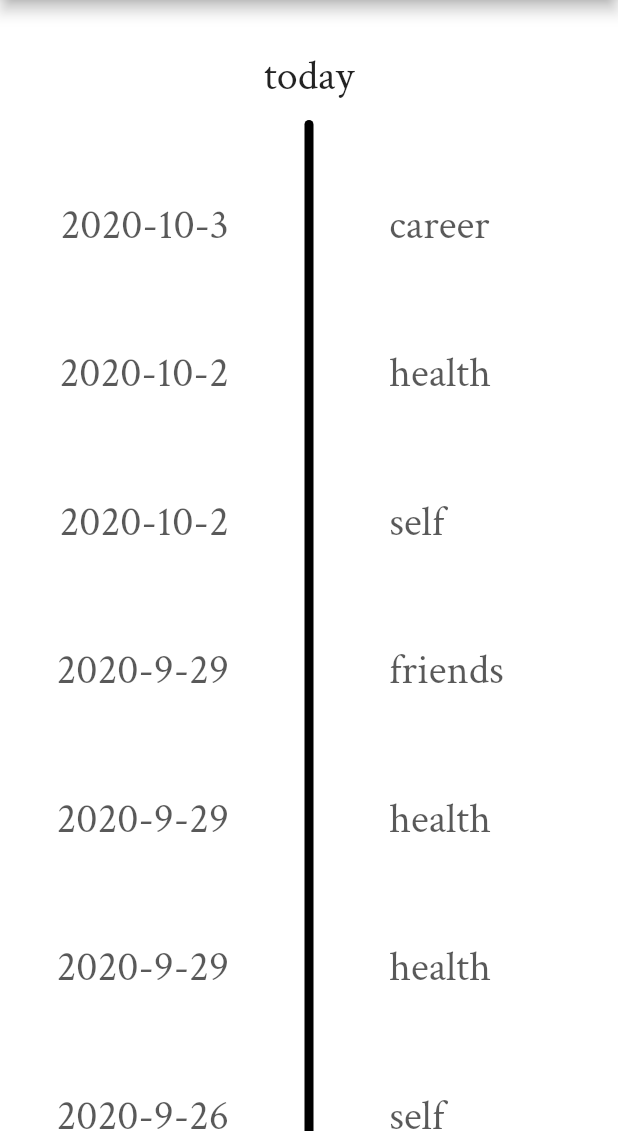
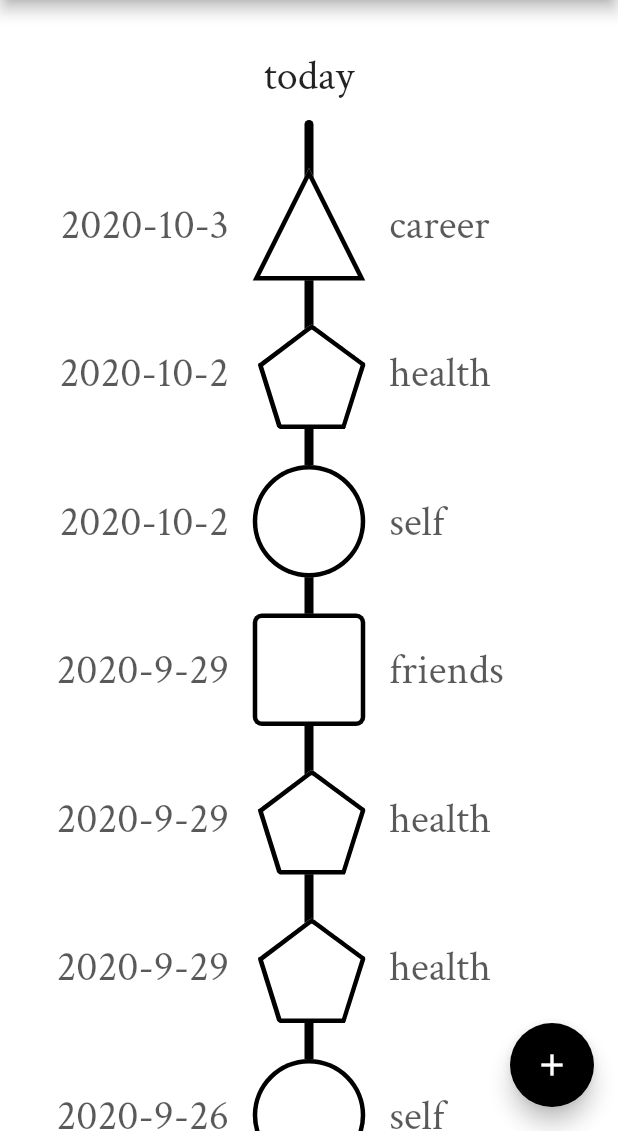
Before and after one commit to pal03377/deins-app, a Flutter app: the screen it shows after launch, on a phone screen of 412 x 824 dp, the part 105-1236 px from its top. Run offline on Flutter 3.47's test engine with Material 2 defaults, Android fonts, the phone set to English and light mode, and no system bars; our stand-ins replace google_fonts.

Commit message:
pathing and clipping changes

```diff
--- a/app/lib/EntryType.dart
+++ b/app/lib/EntryType.dart
@@ -32,6 +32,7 @@ class EntryType {
 
   Path get shape {
     Path res = Path();
+    Size size = Size(100, 100);
     switch (_me) {
       case EntryType.career:
         // draw triangle
@@ -41,10 +42,23 @@ class EntryType {
         res.close();
         break;
       case EntryType.health:
-        res.addOval(Rect.fromCircle(
-          center: Offset(50, 50),
-          radius: 50.0,
-        ));
+        res.lineTo(size.width * 0.51, size.height * 0.1);
+        res.cubicTo(size.width * 0.51, size.height * 0.1, size.width * 0.54, size.height * 0.08, size.width * 0.55, size.height * 0.08);
+        res.cubicTo(size.width * 0.56, size.height * 0.08, size.width * 0.59, size.height * 0.1, size.width * 0.59, size.height * 0.1);
+        res.cubicTo(size.width * 0.59, size.height * 0.1, size.width * 1.04, size.height * 0.44, size.width * 1.04, size.height * 0.44);
+        res.cubicTo(size.width * 1.04, size.height * 0.44, size.width * 1.05, size.height * 0.45, size.width * 1.05, size.height * 0.46);
+        res.cubicTo(size.width * 1.05, size.height * 0.46, size.width * 1.05, size.height * 0.47, size.width * 1.05, size.height * 0.47);
+        res.cubicTo(size.width * 1.05, size.height * 0.47, size.width * 0.87, size.height * 1.06, size.width * 0.87, size.height * 1.06);
+        res.cubicTo(size.width * 0.87, size.height * 1.06, size.width * 0.86, size.height * 1.07, size.width * 0.86, size.height * 1.08);
+        res.cubicTo(size.width * 0.86, size.height * 1.08, size.width * 0.85, size.height * 1.08, size.width * 0.85, size.height * 1.08);
+        res.cubicTo(size.width * 0.85, size.height * 1.08, size.width * 0.26, size.height * 1.08, size.width * 0.26, size.height * 1.08);
+        res.cubicTo(size.width * 0.26, size.height * 1.08, size.width / 4, size.height * 1.08, size.width * 0.24, size.height * 1.07);
+        res.cubicTo(size.width * 0.24, size.height * 1.07, size.width * 0.23, size.height * 1.06, size.width * 0.23, size.height * 1.06);
+        res.cubicTo(size.width * 0.23, size.height * 1.06, size.width * 0.05, size.height * 0.47, size.width * 0.05, size.height * 0.47);
+        res.cubicTo(size.width * 0.05, size.height * 0.47, size.width * 0.05, size.height * 0.46, size.width * 0.05, size.height * 0.45);
+        res.cubicTo(size.width * 0.05, size.height * 0.45, size.width * 0.06, size.height * 0.45, size.width * 0.06, size.height * 0.45);
+        res.cubicTo(size.width * 0.06, size.height * 0.45, size.width * 0.51, size.height * 0.1, size.width * 0.51, size.height * 0.1);
+        res.cubicTo(size.width * 0.51, size.height * 0.1, size.width * 0.51, size.height * 0.1, size.width * 0.51, size.height * 0.1);
         break;
       case EntryType.self:
         res.addOval(Rect.fromCircle(
--- a/app/lib/TypeDraw.dart
+++ b/app/lib/TypeDraw.dart
@@ -39,7 +39,7 @@ class _TypeDrawState extends State<TypeDraw> {
           clipper: PathClipper(path),
           child: CustomPaint(
             size: _size,
-            painter: DrawPainter(_entry, path, _disabled)
+            painter: DrawPainter(_entry, path)
           )
         ),
         onPanStart: (details) {
@@ -76,7 +76,8 @@ class DrawPainter extends CustomPainter {
   Entry entry;
   List<Offset> offsetPoints = List();
   Path _path;
-  bool _disabled;
+
+  DrawPainter(this.entry, this._path);
 
   @override
   void paint(Canvas canvas, Size size) {
@@ -118,14 +119,7 @@ class DrawPainter extends CustomPainter {
       ..strokeCap = StrokeCap.round
       ..style = PaintingStyle.stroke
       ..strokeWidth = 0.08 * size.width;
-    Path borderPath = Path.from(_path);
-    // scale down border path so that not half of the line is clipped away
-    final Rect pathBounds = borderPath.getBounds();
-    final Matrix4 matrix4 = Matrix4.identity();
-    matrix4.scale((pathBounds.width - borderPaint.strokeWidth) / pathBounds.width, (pathBounds.width - borderPaint.strokeWidth) / pathBounds.height);
-    matrix4.translate(borderPaint.strokeWidth / 2, borderPaint.strokeWidth / 2);
-    borderPath = borderPath.transform(matrix4.storage);
-    canvas.drawPath(borderPath, borderPaint);
+    canvas.drawPath(_path, borderPaint);
   }
 
   @override
--- a/app/lib/main.dart
+++ b/app/lib/main.dart
@@ -56,6 +56,11 @@ class App extends StatelessWidget {
         body: Center(
           child: Timeline(),
         ),
+        floatingActionButton: FloatingActionButton(
+          child: Icon(Icons.add),
+          onPressed: () {},
+          backgroundColor: Colors.black
+        ),
         backgroundColor: Colors.white
       ),
     );
```
Also changed, not shown: app/img/types/pentagon.svg.
